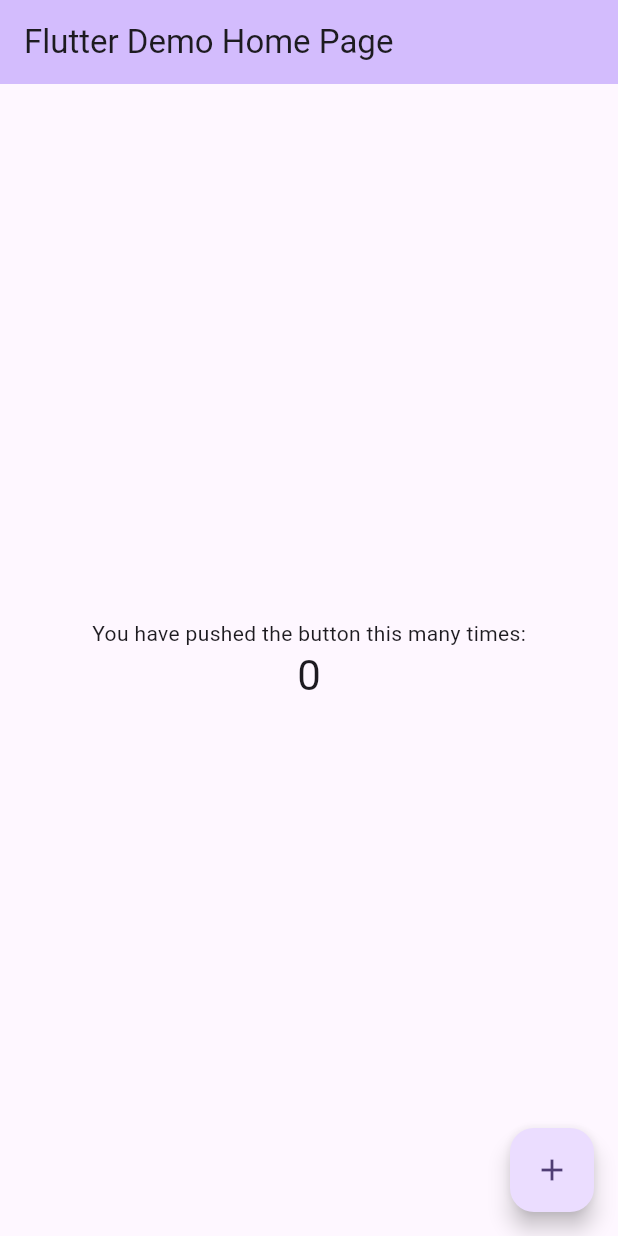
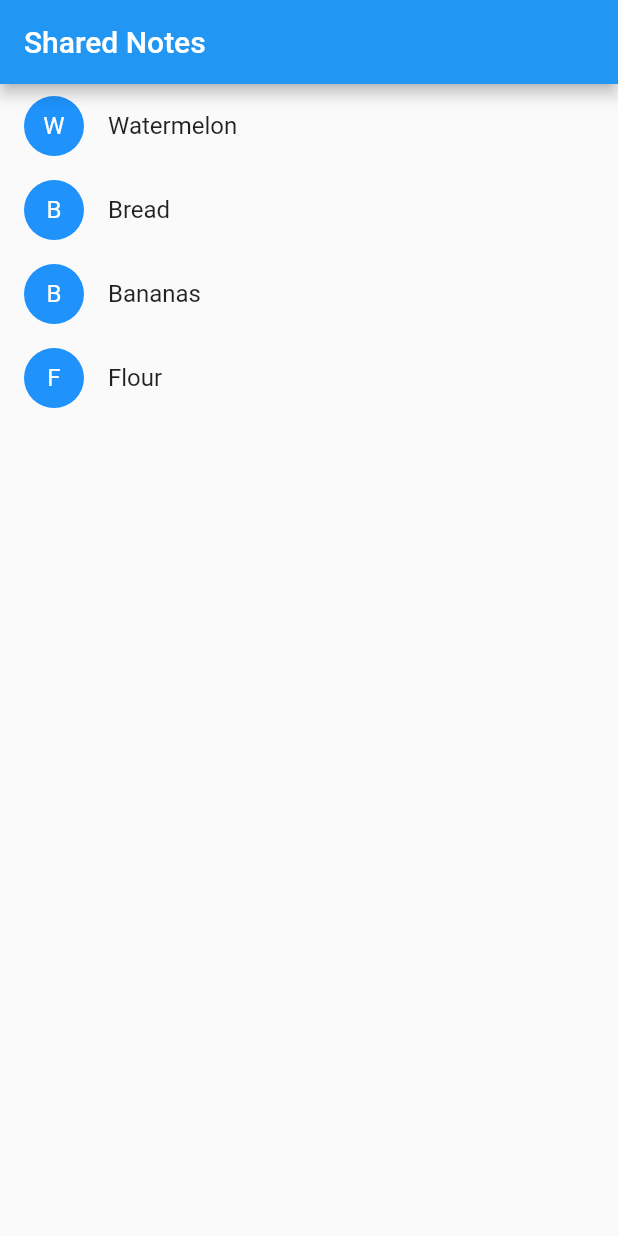
Before and after one commit to rhojin/shared_notes, a Flutter app: the screen it shows after launch, on a phone screen of 412 x 824 dp. Run offline on Flutter 3.47's test engine with Material 2 defaults, Android fonts, the phone set to English and light mode, and no system bars.

Commit message:
feat: removed auto generated code | added a static list

```diff
--- a/lib/main.dart
+++ b/lib/main.dart
@@ -1,125 +1,47 @@
 import 'package:flutter/material.dart';
 
 void main() {
-  runApp(const MyApp());
+  runApp(const App());
 }
 
-class MyApp extends StatelessWidget {
-  const MyApp({super.key});
+class App extends StatelessWidget {
+  const App({super.key});
 
-  // This widget is the root of your application.
   @override
   Widget build(BuildContext context) {
+    const title = 'Shared Notes';
+
     return MaterialApp(
-      title: 'Flutter Demo',
-      theme: ThemeData(
-        // This is the theme of your application.
-        //
-        // TRY THIS: Try running your application with "flutter run". You'll see
-        // the application has a blue toolbar. Then, without quitting the app,
-        // try changing the seedColor in the colorScheme below to Colors.green
-        // and then invoke "hot reload" (save your changes or press the "hot
-        // reload" button in a Flutter-supported IDE, or press "r" if you used
-        // the command line to start the app).
-        //
-        // Notice that the counter didn't reset back to zero; the application
-        // state is not lost during the reload. To reset the state, use hot
-        // restart instead.
-        //
-        // This works for code too, not just values: Most code changes can be
-        // tested with just a hot reload.
-        colorScheme: ColorScheme.fromSeed(seedColor: Colors.deepPurple),
-        useMaterial3: true,
+      title: title,
+      home: Scaffold(
+        appBar: AppBar(
+          title: const Text(title),
+        ),
+        body: const Notes(["Watermelon", "Bread", "Bananas", "Flour"]),
       ),
-      home: const MyHomePage(title: 'Flutter Demo Home Page'),
     );
   }
 }
 
-class MyHomePage extends StatefulWidget {
-  const MyHomePage({super.key, required this.title});
+class Notes extends StatelessWidget {
+  final List<String> items;
 
-  // This widget is the home page of your application. It is stateful, meaning
-  // that it has a State object (defined below) that contains fields that affect
-  // how it looks.
-
-  // This class is the configuration for the state. It holds the values (in this
-  // case the title) provided by the parent (in this case the App widget) and
-  // used by the build method of the State. Fields in a Widget subclass are
-  // always marked "final".
-
-  final String title;
-
-  @override
-  State<MyHomePage> createState() => _MyHomePageState();
-}
-
-class _MyHomePageState extends State<MyHomePage> {
-  int _counter = 0;
-
-  void _incrementCounter() {
-    setState(() {
-      // This call to setState tells the Flutter framework that something has
-      // changed in this State, which causes it to rerun the build method below
-      // so that the display can reflect the updated values. If we changed
-      // _counter without calling setState(), then the build method would not be
-      // called again, and so nothing would appear to happen.
-      _counter++;
-    });
-  }
+  const Notes(this.items, {super.key});
 
   @override
   Widget build(BuildContext context) {
-    // This method is rerun every time setState is called, for instance as done
-    // by the _incrementCounter method above.
-    //
-    // The Flutter framework has been optimized to make rerunning build methods
-    // fast, so that you can just rebuild anything that needs updating rather
-    // than having to individually change instances of widgets.
-    return Scaffold(
-      appBar: AppBar(
-        // TRY THIS: Try changing the color here to a specific color (to
-        // Colors.amber, perhaps?) and trigger a hot reload to see the AppBar
-        // change color while the other colors stay the same.
-        backgroundColor: Theme.of(context).colorScheme.inversePrimary,
-        // Here we take the value from the MyHomePage object that was created by
-        // the App.build method, and use it to set our appbar title.
-        title: Text(widget.title),
-      ),
-      body: Center(
-        // Center is a layout widget. It takes a single child and positions it
-        // in the middle of the parent.
-        child: Column(
-          // Column is also a layout widget. It takes a list of children and
-          // arranges them vertically. By default, it sizes itself to fit its
-          // children horizontally, and tries to be as tall as its parent.
-          //
-          // Column has various properties to control how it sizes itself and
-          // how it positions its children. Here we use mainAxisAlignment to
-          // center the children vertically; the main axis here is the vertical
-          // axis because Columns are vertical (the cross axis would be
-          // horizontal).
-          //
-          // TRY THIS: Invoke "debug painting" (choose the "Toggle Debug Paint"
-          // action in the IDE, or press "p" in the console), to see the
-          // wireframe for each widget.
-          mainAxisAlignment: MainAxisAlignment.center,
-          children: <Widget>[
-            const Text(
-              'You have pushed the button this many times:',
+    return ListView.builder(
+        itemCount: items.length,
+        itemBuilder: (context, index) {
+          return ListTile(
+            leading: CircleAvatar(
+              backgroundColor: const Color(0xff1f92fc),
+              child: Text(style: const TextStyle(color: Color(0xffffffff)),items[index][0]),
             ),
-            Text(
-              '$_counter',
-              style: Theme.of(context).textTheme.headlineMedium,
-            ),
-          ],
-        ),
-      ),
-      floatingActionButton: FloatingActionButton(
-        onPressed: _incrementCounter,
-        tooltip: 'Increment',
-        child: const Icon(Icons.add),
-      ), // This trailing comma makes auto-formatting nicer for build methods.
+            title: Text(items[index]),
+          );
+        }
     );
   }
+
 }
```
Also changed, not shown: 1 other file.
